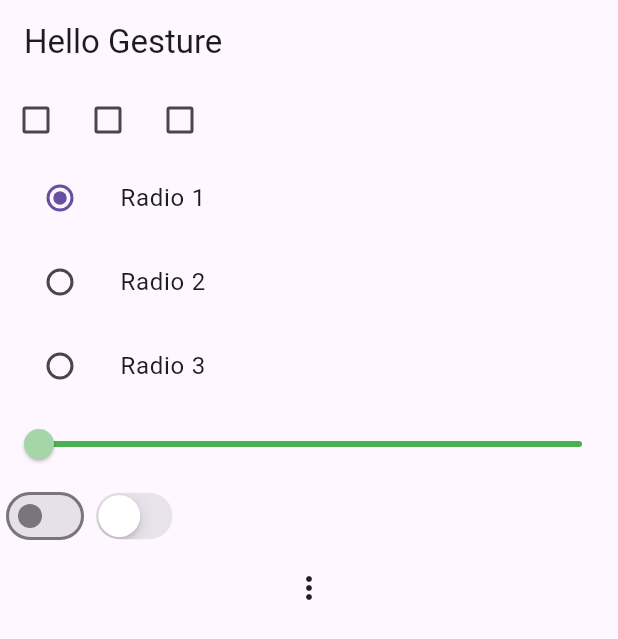
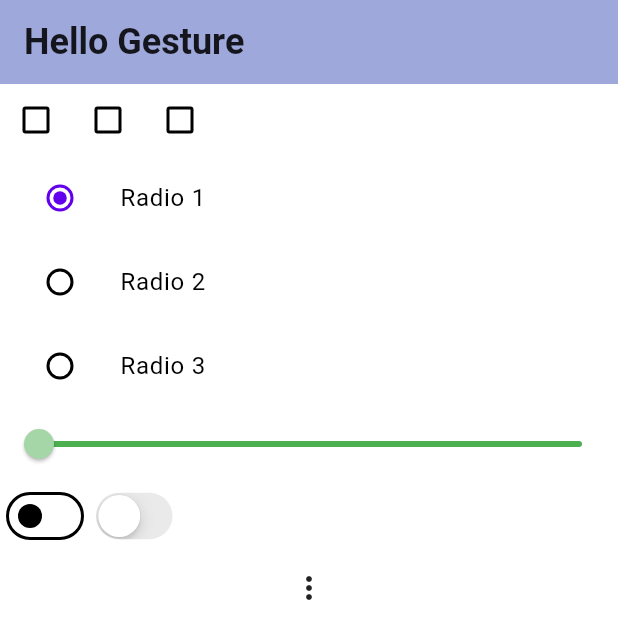
Before and after one commit to chasangchual/FlutterGesture, a Flutter app: the screen it shows after launch, on a phone screen of 412 x 824 dp. Shown: the top 639 px of the screen. Run offline on Flutter 3.47's test engine with Material 3 defaults, Android fonts, the phone set to English and light mode, and no system bars; our stand-ins replace get, logger.

Commit message:
Apply ThemeData

```diff
--- a/lib/main.dart
+++ b/lib/main.dart
@@ -24,9 +24,20 @@ class MyApp extends StatelessWidget {
         body: const Home(),
       ),
       initialBinding: AppBinding(),
+      theme: myTheme,
     );
   }
 }
+
+final myTheme = ThemeData(
+    useMaterial3: true,
+    // colorScheme: const ColorScheme.light(primary: Colors.indigo, secondary: Colors.green, tertiary: Colors.yellow),
+    // colorScheme: ColorScheme.fromSeed(seedColor: Colors.indigo),
+    colorScheme: const ColorScheme.light(),
+    appBarTheme: AppBarTheme(
+        backgroundColor: Colors.indigo.shade200,
+        titleTextStyle: const TextStyle(fontWeight: FontWeight.bold, fontSize: 24, color: Colors.black87)),
+    textTheme: const TextTheme(bodyMedium: TextStyle(fontWeight: FontWeight.bold, fontSize: 14.5)));
 
 class Home extends StatelessWidget {
   const Home({super.key});
@@ -45,6 +56,7 @@ class MyCheckBoxes extends StatelessWidget {
 
   @override
   Widget build(BuildContext context) {
+    var textTheme = context.textTheme;
     return Obx(() => Row(
           children: [
             Checkbox(value: CheckboxState.to.getState(0), onChanged: (value) => change(0, selected: value)),
@@ -156,6 +168,7 @@ class MySwitch extends StatelessWidget {
 
 class MyPopupMenu extends StatelessWidget {
   const MyPopupMenu({super.key});
+
   @override
   Widget build(BuildContext context) {
     return PopupMenuButton(
```
